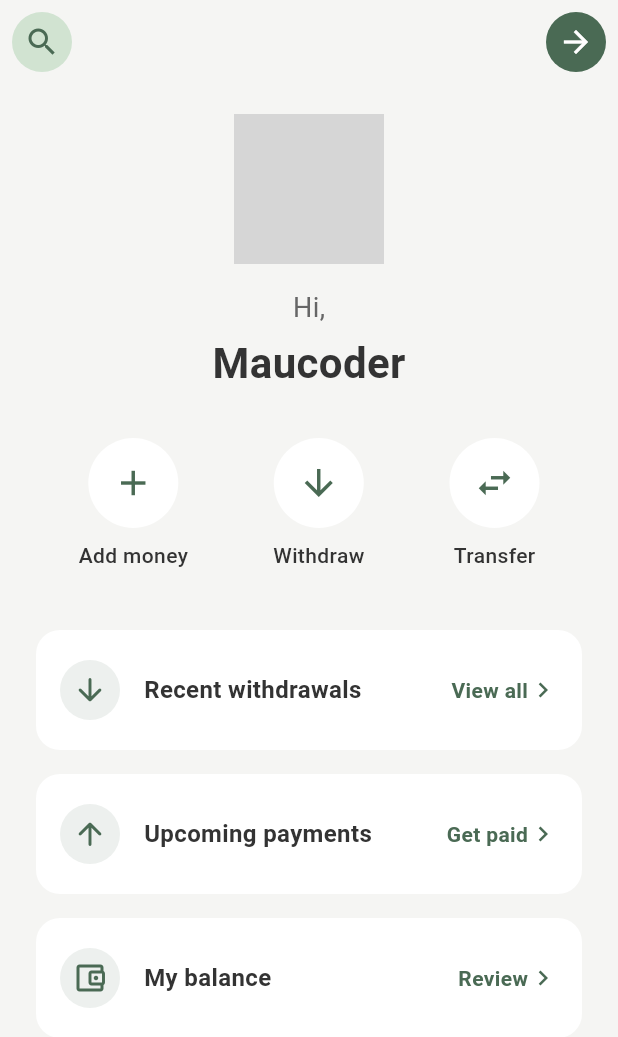
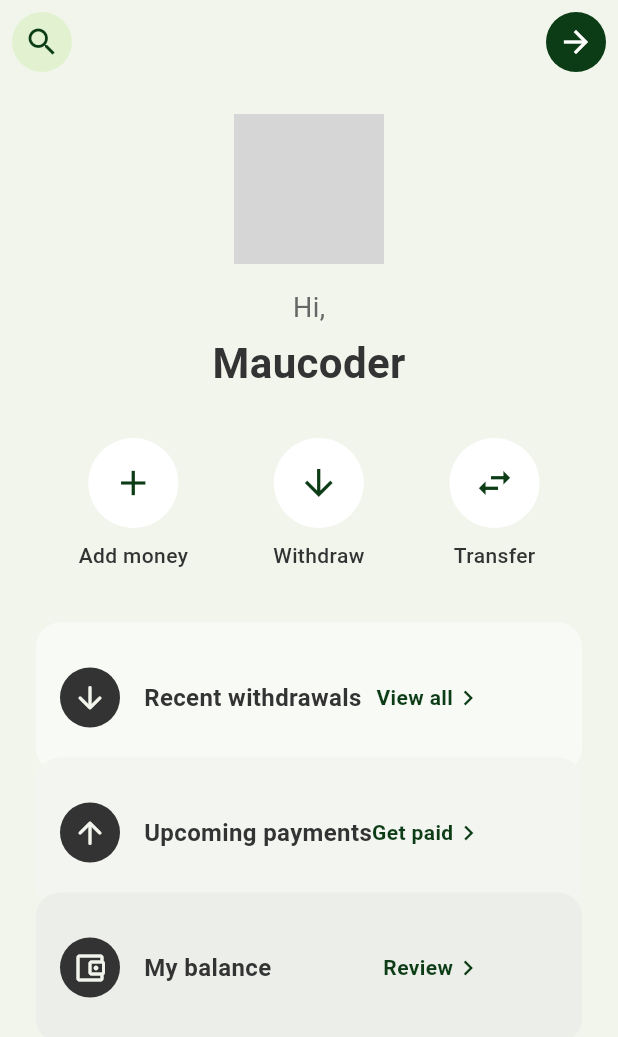
Before and after one commit to maucoderGit/finance_mvp, a Flutter app: the screen it shows after launch, after a tap on the "edit" icon, on a phone screen of 412 x 824 dp. Shown: the top 1037 px of the screen. Run offline on Flutter 3.47's test engine with Material 3 defaults, Android fonts, the phone set to English and light mode, and no system bars; our stand-ins replace image_picker, shared_preferences; network calls fail; Roboto replaces fonts that are missing (Poppins); grey boxes are pictures that could not be loaded.

Commit message:
[MOD] Change application color variants and stack cards over others

```diff
--- /dev/null
+++ b/devtools_options.yaml
@@ -0,0 +1,3 @@
+description: This file stores settings for Dart & Flutter DevTools.
+documentation: https://docs.flutter.dev/tools/devtools/extensions#configure-extension-enablement-states
+extensions:
--- a/lib/constants/app_colors.dart
+++ b/lib/constants/app_colors.dart
@@ -1,10 +1,16 @@
 import 'dart:ui';
 
 class AppColors {
-  static const Color background = Color(0xFFF5F5F3);
-  static const Color primary = Color(0xFF4A6A54);
-  static const Color primaryLight = Color(0xFF7DBA84);
+  static const Color background = Color(0xFFF1F5EC);
+  static const Color primary = Color(0xFF0c3c15);
+  static const Color primaryLight = Color(0xFFa8e665);
   static const Color textDark = Color(0xFF333333);
   static const Color textLight = Color(0xFF666666);
   static const Color cardBackground = Color(0xFFFFFFFF);
+
+  static const List<Color> stackCardBackground = [
+    Color(0xFFF7FAF5),
+    Color(0xFFF3F5F1),
+    Color(0xFFECEEEA),
+  ];
 }
--- a/lib/main.dart
+++ b/lib/main.dart
@@ -7,7 +7,7 @@ void main() {
 }
 
 class MyApp extends StatelessWidget {
-  const MyApp({Key? key}) : super(key: key);
+  const MyApp({super.key});
 
   @override
   Widget build(BuildContext context) {
--- a/lib/screens/home_screen.dart
+++ b/lib/screens/home_screen.dart
@@ -4,6 +4,8 @@ import 'package:finance_mvp/constants/app_colors.dart';
 import 'package:finance_mvp/widget/appbar.dart';
 import 'package:finance_mvp/widget/info_section_title.dart';
 import 'package:flutter/material.dart';
+import 'package:image_picker/image_picker.dart';
+import 'package:shared_preferences/shared_preferences.dart';
 
 
 class HomeScreen extends StatelessWidget {
@@ -27,24 +29,24 @@ class HomeScreen extends StatelessWidget {
               InfoSectionTitle(
                 icon: Icons.arrow_downward_rounded,
                 title: 'Recent withdrawals',
+                index: 0,
                 actionText: 'View all',
                 onTap: () {},
               ),
-              const SizedBox(height: 16),
               InfoSectionTitle(
                 icon: Icons.arrow_upward_rounded,
                 title: 'Upcoming payments',
+                index: 1,
                 actionText: 'Get paid',
                 onTap: () {},
               ),
-              const SizedBox(height: 16),
               InfoSectionTitle(
                 icon: Icons.account_balance_wallet_outlined,
                 title: 'My balance',
+                index: 2,
                 actionText: 'Review',
                 onTap: () {},
               ),
-              const SizedBox(height: 30),
             ],
           ),
         ),
@@ -61,7 +63,7 @@ class _UserGreeting extends StatefulWidget {
 }
 
 class _UserGreetingState extends State<_UserGreeting> {
-  // final ImagePicker _picker = ImagePicker();
+  final ImagePicker _picker = ImagePicker();
   String? _imagePath;
 
   @override
@@ -72,20 +74,25 @@ class _UserGreetingState extends State<_UserGreeting> {
 
   /// Loads the saved image path from SharedPreferences.
   Future<void> _loadProfileImage() async {
+    final prefs = await SharedPreferences.getInstance();
     setState(() {
+      _imagePath = prefs.getString('profileImagePath');
     });
   }
 
   /// Opens the image gallery and saves the selected image path.
   Future<void> _pickImage() async {
-    // final XFile? image = await _picker.pickImage(source: ImageSource.gallery);
-    // if (image != null) {
-    //   final prefs = await SharedPreferences.getInstance();
-    //   await prefs.setString('profileImagePath', image.path);
-    //   setState(() {
-    //     _imagePath = image.path;
-    //   });
-    // }
+    final prefs = await SharedPreferences.getInstance();
+    setState(() {
+      _imagePath = prefs.getString('profileImagePath');
+    });
+    final XFile? image = await _picker.pickImage(source: ImageSource.gallery);
+    if (image != null) {
+      await prefs.setString('profileImagePath', image.path);
+      setState(() {
+        _imagePath = image.path;
+      });
+    }
   }
 
   @override
@@ -145,7 +152,7 @@ class _UserGreetingState extends State<_UserGreeting> {
 // --- widgets/action_buttons.dart ---
 // Row of main action buttons (Add, Withdraw, Transfer).
 class _ActionButtons extends StatelessWidget {
-  const _ActionButtons({super.key});
+  const _ActionButtons();
 
   @override
   Widget build(BuildContext context) {
@@ -164,7 +171,7 @@ class _ActionButton extends StatelessWidget {
   final IconData icon;
   final String label;
 
-  const _ActionButton({super.key, required this.icon, required this.label});
+  const _ActionButton({required this.icon, required this.label});
 
   @override
   Widget build(BuildContext context) {
--- a/lib/widget/appbar.dart
+++ b/lib/widget/appbar.dart
@@ -12,7 +12,7 @@ class HomeAppBar extends StatelessWidget implements PreferredSizeWidget {
       leading: Padding(
         padding: const EdgeInsets.all(8.0),
         child: CircleAvatar(
-          backgroundColor: AppColors.primaryLight.withOpacity(0.3),
+          backgroundColor: AppColors.primaryLight.withOpacity(0.2),
           child: IconButton(
             icon: const Icon(Icons.search, color: AppColors.primary),
             onPressed: () {},
--- a/lib/widget/info_section_title.dart
+++ b/lib/widget/info_section_title.dart
@@ -6,29 +6,33 @@ class InfoSectionTitle extends StatelessWidget {
   final IconData icon;
   final String title;
   final String actionText;
+  final int index;
   final VoidCallback onTap;
 
   const InfoSectionTitle({
     super.key,
     required this.icon,
     required this.title,
+    required this.index,
     required this.actionText,
     required this.onTap,
   });
 
   @override
   Widget build(BuildContext context) {
-    return Container(
-      padding: const EdgeInsets.symmetric(horizontal: 16, vertical: 20),
+    return Align(
+      heightFactor: 0.9,
+      child: Container(
+        padding: const EdgeInsets.symmetric(horizontal: 16, vertical: 30),
         decoration: BoxDecoration(
-        color: AppColors.cardBackground,
+          color: AppColors.stackCardBackground[index],
           borderRadius: BorderRadius.circular(16),
         ),
         child: Row(
           children: [
             CircleAvatar(
-            backgroundColor: AppColors.primary.withOpacity(0.1),
-            child: Icon(icon, color: AppColors.primary),
+              backgroundColor: AppColors.textDark,
+              child: Icon(icon, color: AppColors.background),
             ),
             const SizedBox(width: 16),
             Text(
@@ -49,8 +53,10 @@ class InfoSectionTitle extends StatelessWidget {
               ),
             ),
             const Icon(Icons.chevron_right, color: AppColors.primary, size: 20),
+            const SizedBox(width: 50),
           ],
         ),
+      )
     );
   }
 }
--- a/pubspec.yaml
+++ b/pubspec.yaml
@@ -37,6 +37,8 @@ dependencies:
   # The following adds the Cupertino Icons font to your application.
   # Use with the CupertinoIcons class for iOS style icons.
   cupertino_icons: ^1.0.8
+  shared_preferences: ^2.5.3
+  image_picker: ^1.1.2
   # image_picker: ^1.1.2
   # shared_preferences: ^2.5.3
 
```
Also changed, not shown: pubspec.lock, 7 other files. Lines whose indentation alone changed are shown as unchanged.
